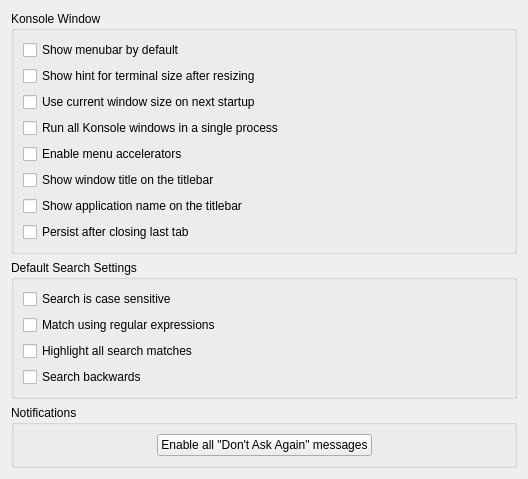
Qt form src/settings/GeneralSettings.ui (EspadaV8/konsole) before a commit.
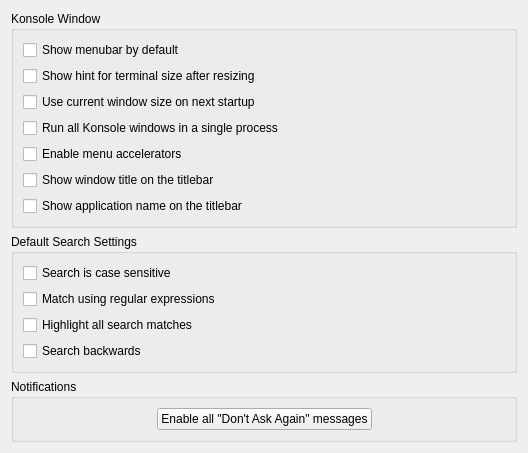
The same form after that commit.

Commit message:
Persist after closing last tab when running in background mode
Summary:
Let Konsole continue running after closing the final tab. This allows
Konsole to always be available via a global shortcut.

Subscribers: konsole-devel

Tags: #konsole

Patch:
```diff
--- a/src/settings/GeneralSettings.ui
+++ b/src/settings/GeneralSettings.ui
@@ -125,19 +125,6 @@
           </property>
          </widget>
         </item>
-        <item row="7" column="0">
-         <widget class="QCheckBox" name="kcfg_PersistAfterLastClose">
-          <property name="sizePolicy">
-           <sizepolicy hsizetype="Preferred" vsizetype="Fixed">
-            <horstretch>0</horstretch>
-            <verstretch>0</verstretch>
-           </sizepolicy>
-          </property>
-          <property name="text">
-           <string>Persist after closing last tab</string>
-          </property>
-         </widget>
-        </item>
        </layout>
       </widget>
      </item>
```
The commit also changes 5 other files.
